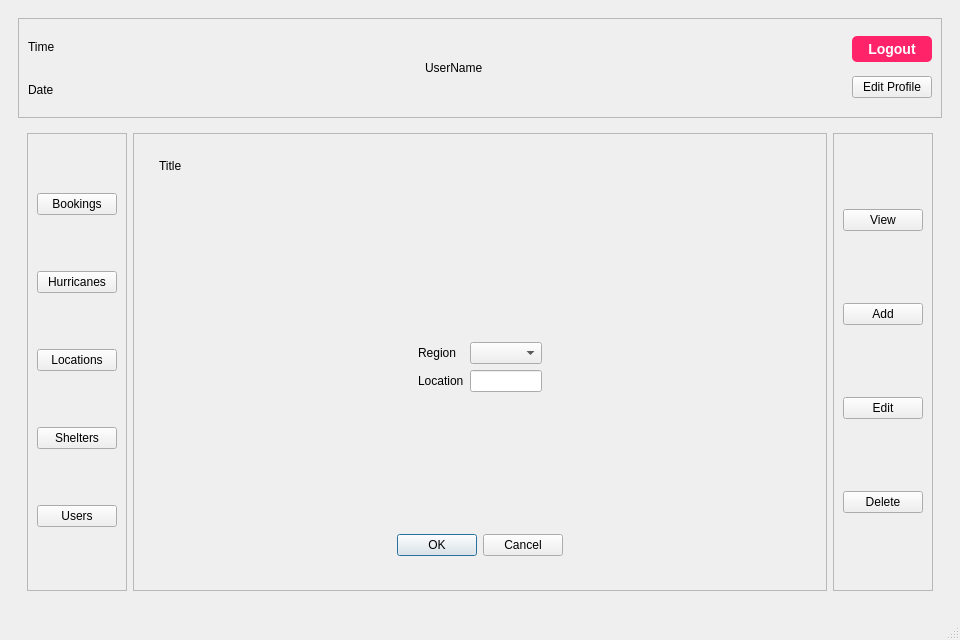
The window that mainwindow.ui (NOTYETQ/HS) describes before a commit, drawn with Qt 5.
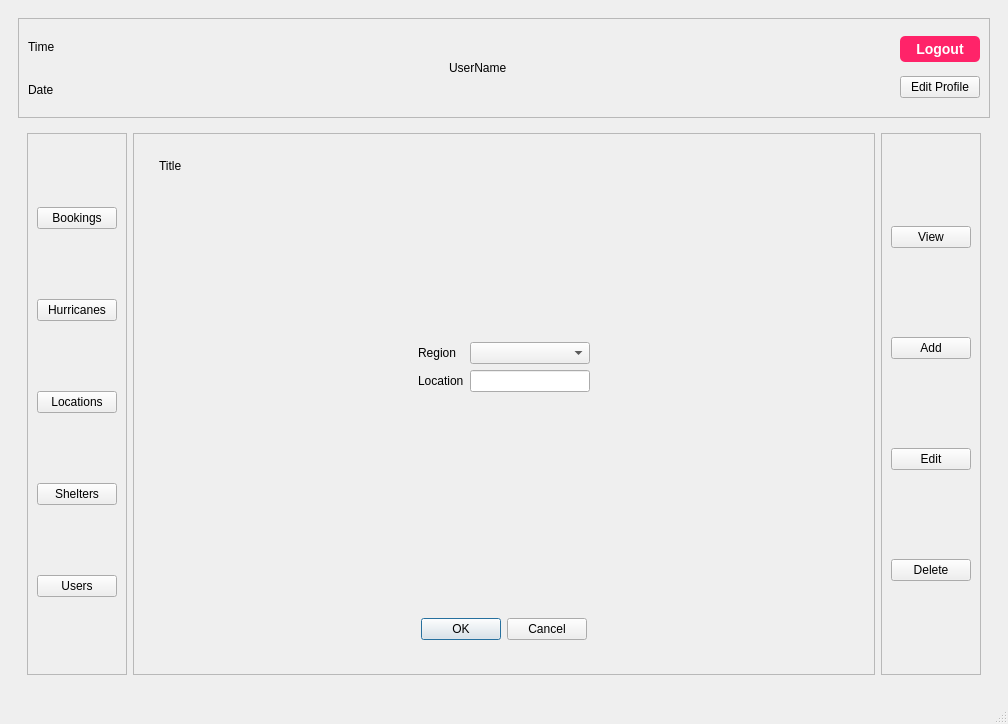
The same window after the commit. The open tabs and pages were chosen to show the change.

What changed in the file:
```diff
--- a/mainwindow.ui
+++ b/mainwindow.ui
@@ -6,8 +6,8 @@
    <rect>
     <x>0</x>
     <y>0</y>
-    <width>800</width>
-    <height>600</height>
+    <width>1008</width>
+    <height>724</height>
    </rect>
   </property>
   <property name="windowTitle">
```
Left out of the diff: 4 changed lines with no effect on the pictures.
